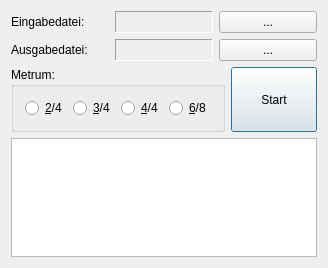
Qt form tab2abc.ui (t2ft/tab2abc) before a commit.
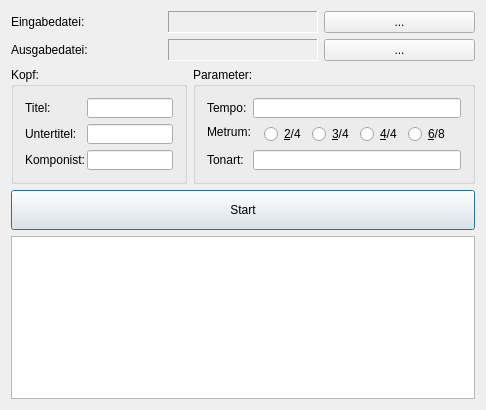
The same form after that commit. Icons and pictures are not drawn. Custom widgets are drawn as their Qt base class.

Commit message: Added header fields to dialog; content not used, yet

Patch:
```diff
--- a/tab2abc.ui
+++ b/tab2abc.ui
@@ -6,8 +6,8 @@
    <rect>
     <x>0</x>
     <y>0</y>
-    <width>328</width>
-    <height>268</height>
+    <width>486</width>
+    <height>410</height>
    </rect>
   </property>
   <property name="windowTitle">
@@ -17,8 +17,177 @@
    <iconset resource="tab2abc.qrc">
     <normaloff>:/res/tab2abc.png</normaloff>:/res/tab2abc.png</iconset>
   </property>
-  <layout class="QVBoxLayout" name="verticalLayout">
-   <item>
+  <layout class="QGridLayout" name="gridLayout_2">
+   <item row="1" column="0">
+    <widget class="QGroupBox" name="groupBox_2">
+     <property name="title">
+      <string>Kopf:</string>
+     </property>
+     <layout class="QFormLayout" name="formLayout">
+      <property name="horizontalSpacing">
+       <number>2</number>
+      </property>
+      <item row="0" column="0">
+       <widget class="QLabel" name="label_3">
+        <property name="text">
+         <string>Titel:</string>
+        </property>
+       </widget>
+      </item>
+      <item row="0" column="1">
+       <widget class="AutoUpdateLineEdit" name="title">
+        <property name="minimumSize">
+         <size>
+          <width>0</width>
+          <height>20</height>
+         </size>
+        </property>
+       </widget>
+      </item>
+      <item row="1" column="0">
+       <widget class="QLabel" name="label_5">
+        <property name="text">
+         <string>Untertitel:</string>
+        </property>
+       </widget>
+      </item>
+      <item row="1" column="1">
+       <widget class="AutoUpdateLineEdit" name="subTitle">
+        <property name="minimumSize">
+         <size>
+          <width>0</width>
+          <height>20</height>
+         </size>
+        </property>
+       </widget>
+      </item>
+      <item row="2" column="0">
+       <widget class="QLabel" name="label_4">
+        <property name="text">
+         <string>Komponist:</string>
+        </property>
+       </widget>
+      </item>
+      <item row="2" column="1">
+       <widget class="AutoUpdateLineEdit" name="composer">
+        <property name="minimumSize">
+         <size>
+          <width>0</width>
+          <height>20</height>
+         </size>
+        </property>
+       </widget>
+      </item>
+     </layout>
+    </widget>
+   </item>
+   <item row="1" column="1">
+    <widget class="QGroupBox" name="groupBox">
+     <property name="title">
+      <string>Parameter:</string>
+     </property>
+     <layout class="QFormLayout" name="formLayout_2">
+      <property name="horizontalSpacing">
+       <number>2</number>
+      </property>
+      <property name="verticalSpacing">
+       <number>2</number>
+      </property>
+      <item row="0" column="0">
+       <widget class="QLabel" name="label_6">
+        <property name="text">
+         <string>Tempo:</string>
+        </property>
+       </widget>
+      </item>
+      <item row="0" column="1">
+       <widget class="AutoUpdateLineEdit" name="tempo">
+        <property name="minimumSize">
+         <size>
+          <width>0</width>
+          <height>20</height>
+         </size>
+        </property>
+       </widget>
+      </item>
+      <item row="1" column="0">
+       <widget class="QLabel" name="label_7">
+        <property name="text">
+         <string>Metrum:</string>
+        </property>
+       </widget>
+      </item>
+      <item row="1" column="1">
+       <widget class="QFrame" name="frame">
+        <layout class="QHBoxLayout" name="horizontalLayout">
+         <property name="topMargin">
+          <number>4</number>
+         </property>
+         <property name="bottomMargin">
+          <number>4</number>
+         </property>
+         <item>
+          <widget class="QRadioButton" name="m2_4">
+           <property name="text">
+            <string>&amp;2/4</string>
+           </property>
+          </widget>
+         </item>
+         <item>
+          <widget class="QRadioButton" name="m3_4">
+           <property name="text">
+            <string>&amp;3/4</string>
+           </property>
+          </widget>
+         </item>
+         <item>
+          <widget class="QRadioButton" name="m4_4">
+           <property name="text">
+            <string>&amp;4/4</string>
+           </property>
+          </widget>
+         </item>
+         <item>
+          <widget class="QRadioButton" name="m6_8">
+           <property name="text">
+            <string>&amp;6/8</string>
+           </property>
+          </widget>
+         </item>
+        </layout>
+       </widget>
+      </item>
+      <item row="2" column="0">
+       <widget class="QLabel" name="label_8">
+        <property name="text">
+         <string>Tonart:</string>
+        </property>
+       </widget>
+      </item>
+      <item row="2" column="1">
+       <widget class="AutoUpdateLineEdit" name="key">
+        <property name="minimumSize">
+         <size>
+          <width>0</width>
+          <height>20</height>
+         </size>
+        </property>
+       </widget>
+      </item>
+     </layout>
+    </widget>
+   </item>
+   <item row="3" column="0" colspan="2">
+    <widget class="QPlainTextEdit" name="log">
+     <property name="lineWrapMode">
+      <enum>QPlainTextEdit::NoWrap</enum>
+     </property>
+     <property name="textInteractionFlags">
+      <set>Qt::TextSelectableByKeyboard|Qt::TextSelectableByMouse</set>
+     </property>
+    </widget>
+   </item>
+   <item row="0" column="0" colspan="2">
     <layout class="QGridLayout" name="gridLayout">
      <item row="0" column="0">
       <widget class="QLabel" name="label">
@@ -70,70 +239,25 @@
      </item>
     </layout>
    </item>
-   <item>
-    <layout class="QHBoxLayout" name="horizontalLayout_2">
-     <item>
-      <widget class="QGroupBox" name="groupBox">
-       <property name="title">
-        <string>Metrum:</string>
-       </property>
-       <layout class="QHBoxLayout" name="horizontalLayout">
-        <item>
-         <widget class="QRadioButton" name="m2_4">
-          <property name="text">
-           <string>&amp;2/4</string>
-          </property>
-         </widget>
-        </item>
-        <item>
-         <widget class="QRadioButton" name="m3_4">
-          <property name="text">
-           <string>&amp;3/4</string>
-          </property>
-         </widget>
-        </item>
-        <item>
-         <widget class="QRadioButton" name="m4_4">
-          <property name="text">
-           <string>&amp;4/4</string>
-          </property>
-         </widget>
-        </item>
-        <item>
-         <widget class="QRadioButton" name="m6_8">
-          <property name="text">
-           <string>&amp;6/8</string>
-          </property>
-         </widget>
-        </item>
-       </layout>
-      </widget>
-     </item>
-     <item>
-      <widget class="QPushButton" name="run">
-       <property name="sizePolicy">
-        <sizepolicy hsizetype="Minimum" vsizetype="Preferred">
-         <horstretch>0</horstretch>
-         <verstretch>0</verstretch>
-        </sizepolicy>
-       </property>
-       <property name="text">
-        <string>Start</string>
-       </property>
-       <property name="default">
-        <bool>true</bool>
-       </property>
-      </widget>
-     </item>
-    </layout>
-   </item>
-   <item>
-    <widget class="QPlainTextEdit" name="log">
-     <property name="lineWrapMode">
-      <enum>QPlainTextEdit::NoWrap</enum>
+   <item row="2" column="0" colspan="2">
+    <widget class="QPushButton" name="run">
+     <property name="sizePolicy">
+      <sizepolicy hsizetype="Minimum" vsizetype="Preferred">
+       <horstretch>0</horstretch>
+       <verstretch>0</verstretch>
+      </sizepolicy>
      </property>
-     <property name="textInteractionFlags">
-      <set>Qt::TextSelectableByKeyboard|Qt::TextSelectableByMouse</set>
+     <property name="minimumSize">
+      <size>
+       <width>0</width>
+       <height>40</height>
+      </size>
+     </property>
+     <property name="text">
+      <string>Start</string>
+     </property>
+     <property name="default">
+      <bool>true</bool>
      </property>
     </widget>
    </item>
@@ -147,6 +271,11 @@
    <header>elidedlabel.h</header>
    <container>1</container>
   </customwidget>
+  <customwidget>
+   <class>AutoUpdateLineEdit</class>
+   <extends>QLineEdit</extends>
+   <header>autoupdatelineedit.h</header>
+  </customwidget>
  </customwidgets>
  <tabstops>
   <tabstop>run</tabstop>
```
The commit also changes 5 other files.
